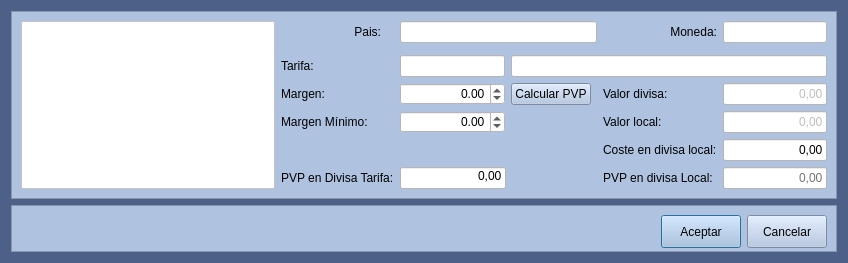
Before: the Qt Designer form Almacen/frmtarifas.ui in arcnexus/RedFoX, drawn with Qt 5.
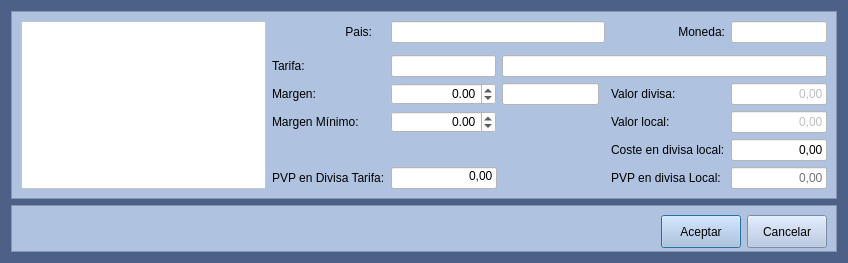
After: the same form once the commit is applied. Icons and pictures are not drawn.

Patch:
```diff
--- a/Almacen/frmtarifas.ui
+++ b/Almacen/frmtarifas.ui
@@ -490,9 +490,9 @@
        </widget>
       </item>
       <item row="3" column="5">
-       <widget class="QPushButton" name="pushButton">
-        <property name="text">
-         <string>Calcular PVP</string>
+       <widget class="QLineEdit" name="txtMargenReal">
+        <property name="styleSheet">
+         <string notr="true">background-color: rgb(255, 255, 255);</string>
         </property>
        </widget>
       </item>
```
Left out of the diff: 8 changed lines with no effect on the pictures.
